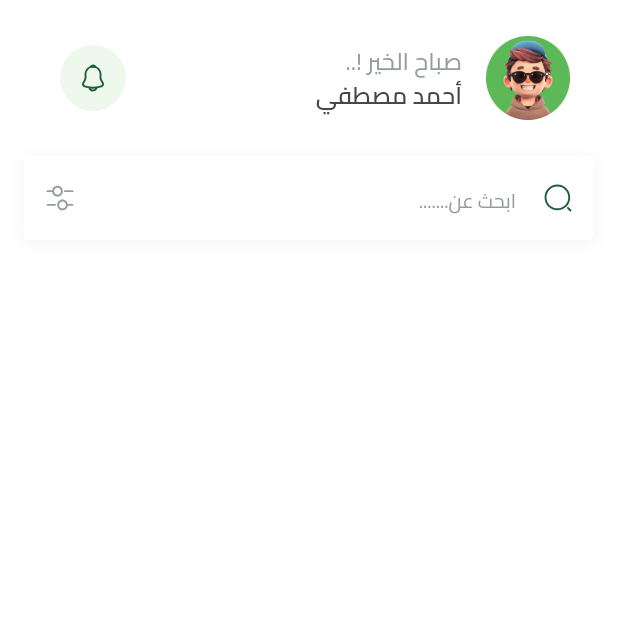
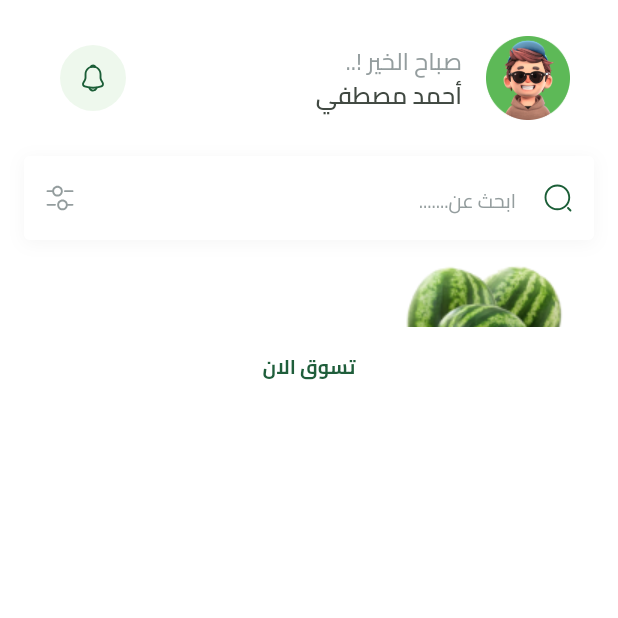
Before and after one commit to abo3amer69/Fruit_Hup, a Flutter app: the HomeView screen opened by its route, on a phone screen of 412 x 824 dp, the top half of it. Run offline on Flutter 3.47's test engine with Material 3 defaults, Android fonts, the phone set to English and light mode, and no system bars; our stand-ins replace bloc, cloud_firestore, dartz, dots_indicator, firebase_auth, firebase_core and 7 more; missing offline and left inert: flutter_facebook_auth; accounts and stored records are empty.

Commit message:
creat featured item part one (tow text and button)

```diff
--- /dev/null
+++ b/lib/features/home/presentation/views/widget/featured_item.dart
@@ -0,0 +1,37 @@
+import 'package:flutter/foundation.dart';
+import 'package:flutter/material.dart';
+import 'package:fruit_hup/core/utils/app_images.dart';
+import 'package:fruit_hup/core/utils/app_text_style.dart';
+import 'package:fruit_hup/features/home/presentation/views/widget/featured_item_button.dart';
+
+class FeaturedItem extends StatelessWidget {
+  const FeaturedItem({super.key});
+
+  @override
+  Widget build(BuildContext context) {
+    return SizedBox(
+        width: MediaQuery.sizeOf(context).width,
+        child: Stack(
+          children: [
+            Image.asset(Assets.imagesWatermelonTest),
+            Container(
+              child: Column(
+                children: [
+                  Text(
+                    'عروض العيد',
+                    style: TextStyles.regular13.copyWith(color: Colors.white),
+                  ),
+                  Text(
+                    'خصم 25%',
+                    style: TextStyles.bold19.copyWith(
+                      color: Colors.white,
+                    ),
+                  ),
+                  FeaturedItemButton(onPressed: () {}),
+                ],
+              ),
+            )
+          ],
+        ));
+  }
+}
--- /dev/null
+++ b/lib/features/home/presentation/views/widget/featured_item_button.dart
@@ -0,0 +1,32 @@
+import 'package:flutter/foundation.dart';
+import 'package:flutter/material.dart';
+import 'package:fruit_hup/core/utils/app_color.dart';
+import 'package:fruit_hup/core/utils/app_text_style.dart';
+
+class FeaturedItemButton extends StatelessWidget {
+  const FeaturedItemButton({super.key, required this.onPressed});
+  final VoidCallback onPressed;
+
+  @override
+  Widget build(BuildContext context) {
+    return SizedBox(
+      width: double.infinity,
+      height: 54,
+      child: TextButton(
+        style: TextButton.styleFrom(
+          shape: RoundedRectangleBorder(
+            borderRadius: BorderRadius.circular(16),
+          ),
+          backgroundColor: Colors.white,
+        ),
+        onPressed: onPressed,
+        child: Text(
+          'تسوق الان',
+          style: TextStyles.bold13.copyWith(
+            color: AppColors.primaryColor,
+          ),
+        ),
+      ),
+    );
+  }
+}
--- a/lib/features/home/presentation/views/widget/home_view_body.dart
+++ b/lib/features/home/presentation/views/widget/home_view_body.dart
@@ -3,6 +3,7 @@ import 'package:flutter/material.dart';
 import 'package:fruit_hup/constants.dart';
 import 'package:fruit_hup/core/widget/custom_search_text_field.dart';
 import 'package:fruit_hup/features/home/presentation/views/widget/custom_home_abb_par.dart';
+import 'package:fruit_hup/features/home/presentation/views/widget/featured_item.dart';
 
 class HomeViewBody extends StatelessWidget {
   const HomeViewBody({super.key});
@@ -26,6 +27,10 @@ class HomeViewBody extends StatelessWidget {
                   height: KTopPadding,
                 ),
                 SearchTextField(),
+                SizedBox(
+                  height: 12,
+                ),
+                FeaturedItem(),
               ],
             ),
           )
```
